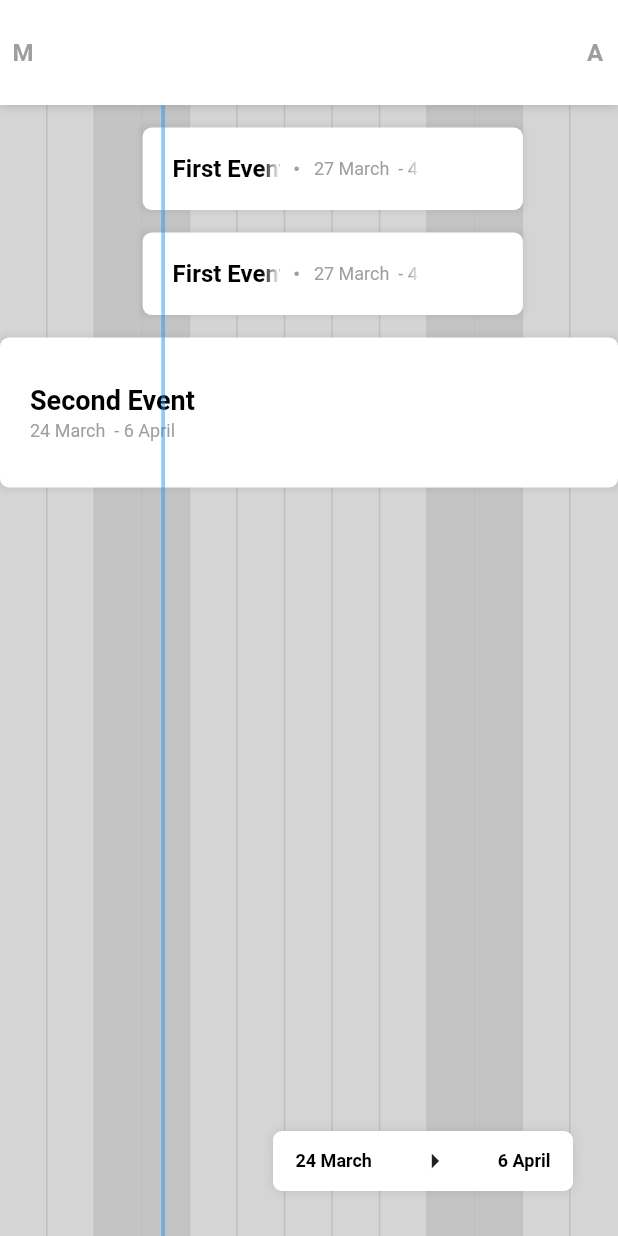
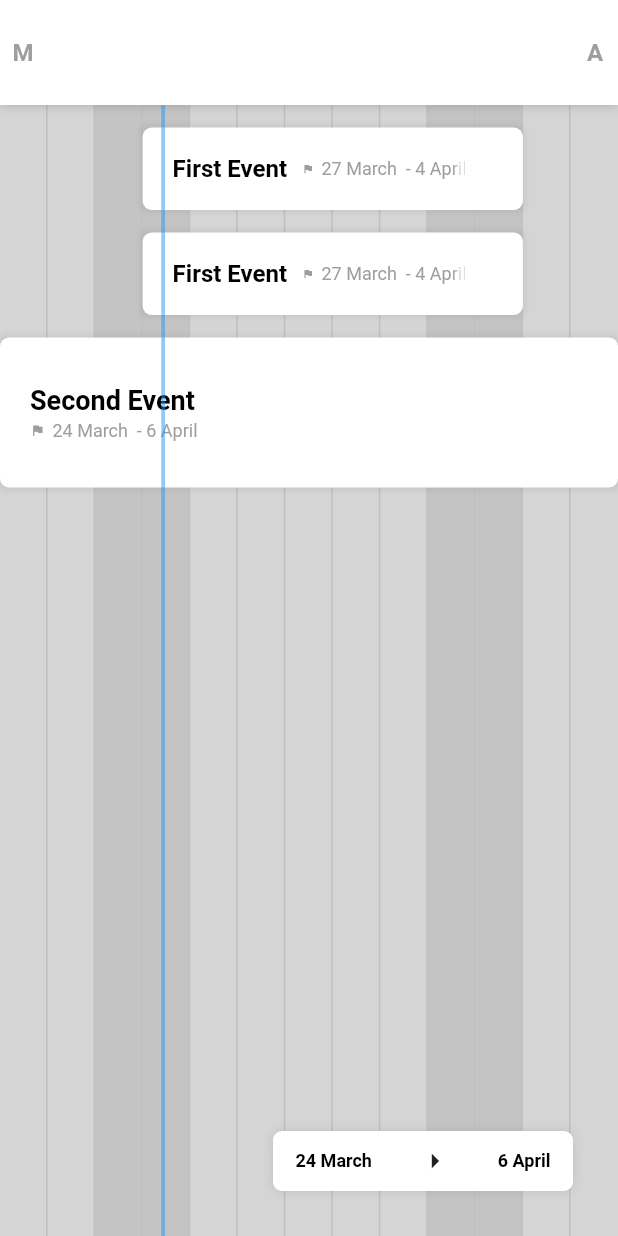
Before and after one commit to karimafas/bar-calendar, a Flutter app: the screen it shows after launch, on a phone screen of 412 x 824 dp. Run offline on Flutter 3.47's test engine with Material 2 defaults, Android fonts, the phone set to English and light mode, and no system bars.

Commit message:
Improved icons

```diff
--- a/lib/bar_calendar.dart
+++ b/lib/bar_calendar.dart
@@ -499,6 +499,11 @@ class EventBarLarge extends StatelessWidget {
                       ),
                     ),
                     const SizedBox(height: 3),
+                    Row(
+                      children: [
+                        const Icon(Icons.flag_rounded,
+                            color: Colors.grey, size: 10),
+                        const SizedBox(width: 5),
                         Flexible(
                           child: SizedBox(
                             child: Text(
@@ -509,6 +514,8 @@ class EventBarLarge extends StatelessWidget {
                               softWrap: false,
                             ),
                           ),
+                        ),
+                      ],
                     )
                   ],
                 ),
@@ -568,14 +575,10 @@ class EventBarSmall extends StatelessWidget {
                         ),
                       ),
                     ),
-                    Flexible(
-                      child: Container(
-                        margin: const EdgeInsets.symmetric(horizontal: 10),
-                        width: 3,
-                        decoration: const BoxDecoration(
-                            color: Colors.grey, shape: BoxShape.circle),
-                      ),
-                    ),
+                    const SizedBox(width: 10),
+                    const Icon(Icons.flag_rounded,
+                        color: Colors.grey, size: 8),
+                    const SizedBox(width: 5),
                     Flexible(
                       child: SizedBox(
                         child: Text(
```
Lines whose indentation alone changed are shown as unchanged.
